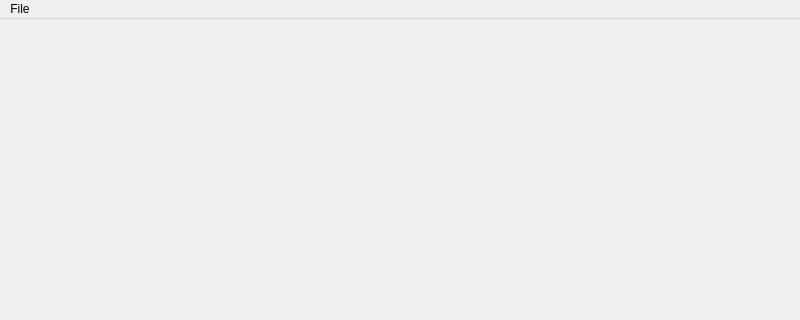
Above: mainwindow.ui from LuckyMan26/lab2 before the change; both pictures show x 0 to 800 and y 0 to 320 of the 800 by 600 pixel window. Below: the same form after it.
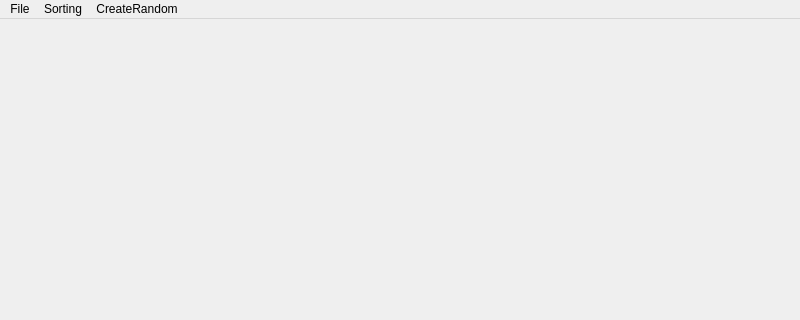
That is the form after the change.

Commit message: Created and implemented vizealization for sorting algorithms(bubble sort,insertion sort, mergeSort,quickSort)

```diff
--- a/mainwindow.ui
+++ b/mainwindow.ui
@@ -37,7 +37,24 @@
     </widget>
     <addaction name="menuNew"/>
    </widget>
+   <widget class="QMenu" name="menuSorting">
+    <property name="title">
+     <string>Sorting</string>
+    </property>
+    <addaction name="actionBubbleSort"/>
+    <addaction name="actionInsertionSort"/>
+    <addaction name="actionQuickSort"/>
+    <addaction name="actionMergeSort"/>
+   </widget>
+   <widget class="QMenu" name="menuCreateRandom">
+    <property name="title">
+     <string>CreateRandom</string>
+    </property>
+    <addaction name="actionCreate_Random"/>
+   </widget>
    <addaction name="menuFile"/>
+   <addaction name="menuSorting"/>
+   <addaction name="menuCreateRandom"/>
   </widget>
   <widget class="QStatusBar" name="statusbar"/>
   <action name="actionLinkedList">
```
Left out of the diff: 36 changed lines with no effect on the pictures. The commit also changes 10 other files.
